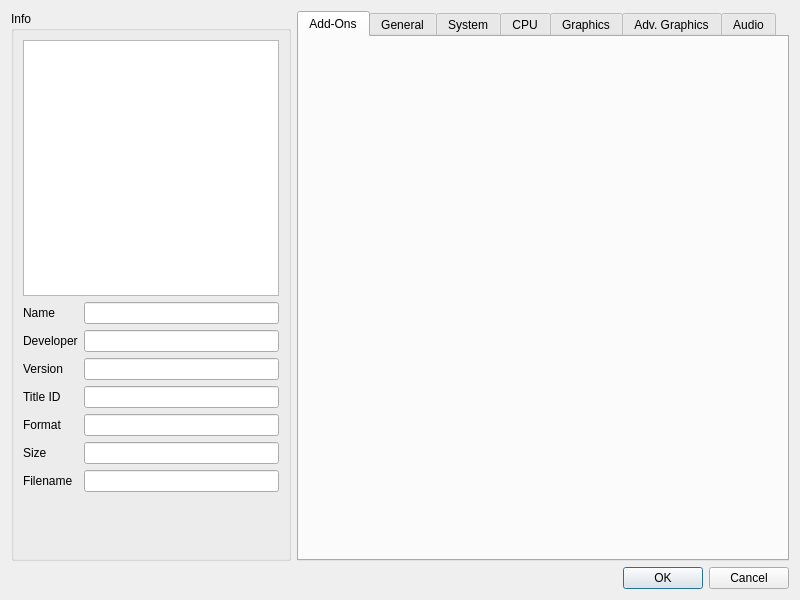
The window that src/yuzu/configuration/configure_per_game.ui (QuantumGhost/yuzu) describes before a commit, drawn with Qt 5.
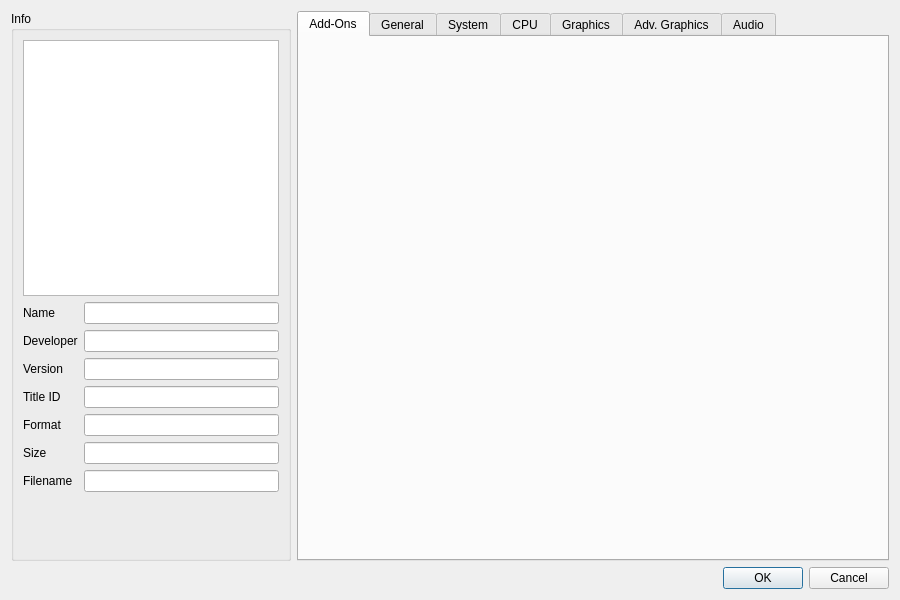
The same window after the commit. Custom widgets are drawn as their Qt base class.

Patch:
```diff
--- a/src/yuzu/configuration/configure_per_game.ui
+++ b/src/yuzu/configuration/configure_per_game.ui
@@ -6,10 +6,15 @@
    <rect>
     <x>0</x>
     <y>0</y>
-    <width>800</width>
+    <width>900</width>
     <height>600</height>
    </rect>
   </property>
+  <property name="minimumSize">
+   <size>
+    <width>900</width>
+   </size>
+  </property>
   <property name="windowTitle">
    <string>Dialog</string>
   </property>
```
